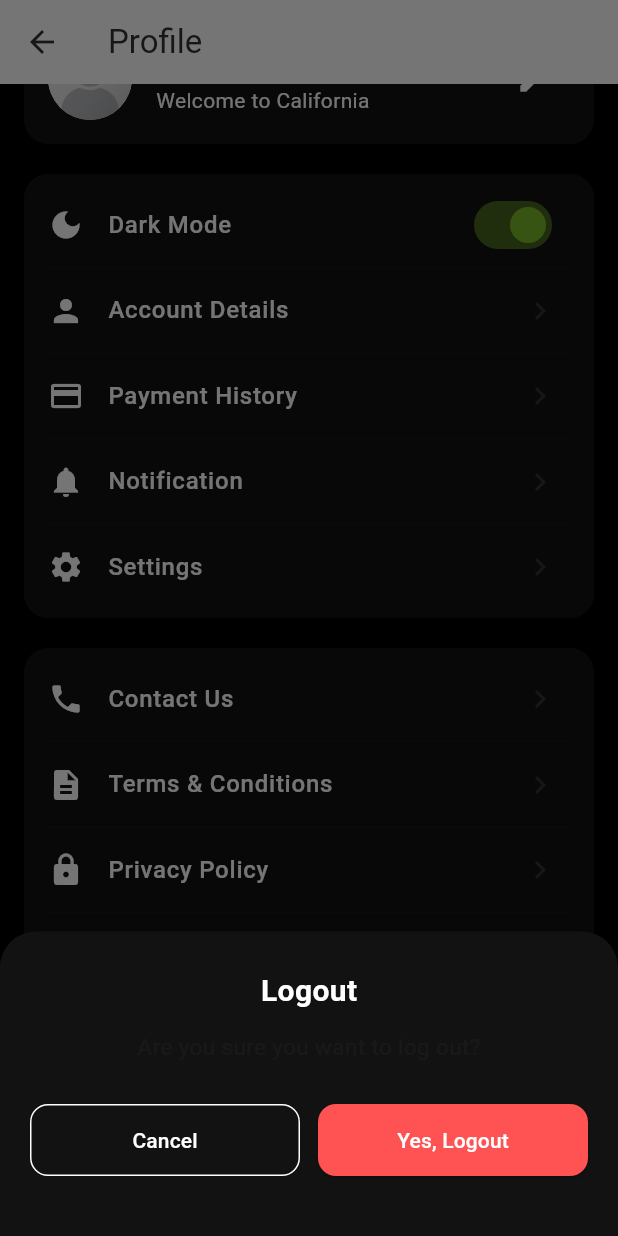
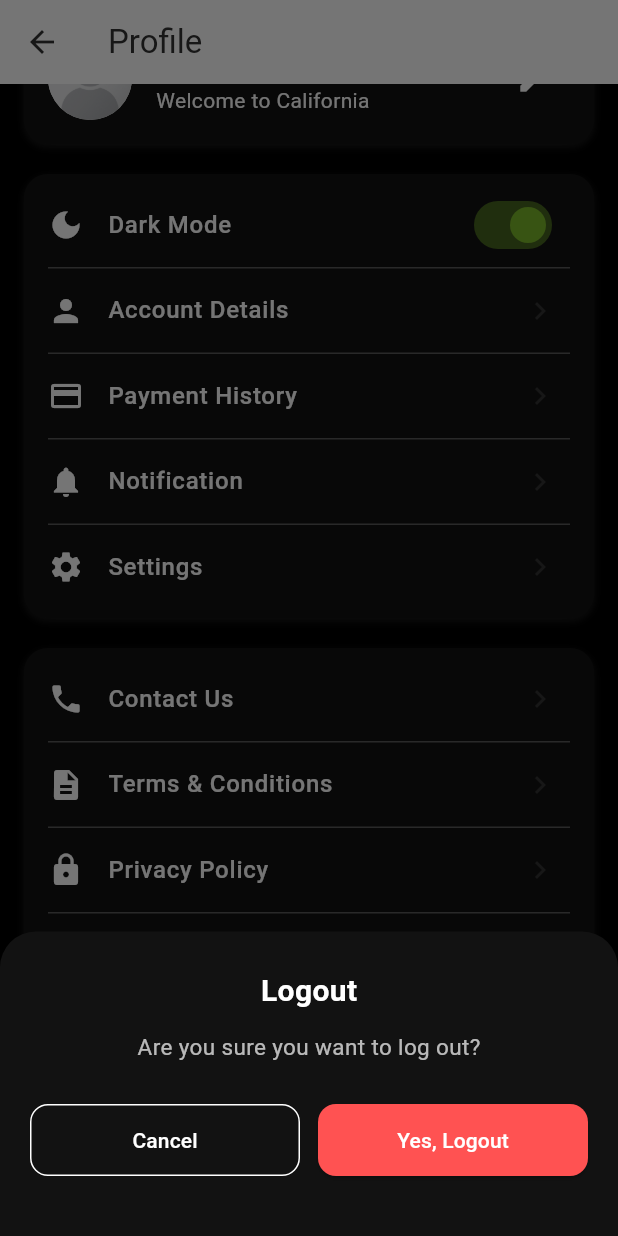
Before and after one commit to SJT-IT/fleetTest, a Flutter app: the ProfilePage screen opened by its route, scrolled down 64 dp, after a tap on "Log Out", on a phone screen of 412 x 824 dp. Run offline on Flutter 3.47's test engine with Material 3 defaults, Android fonts, the light colour scheme and no system bars; our stand-ins replace cloud_firestore, firebase_auth, firebase_core; accounts and stored records are empty; statements that could not run were skipped.

Commit message:
Fixed withAlpha values

```diff
--- a/lib/features/auth/presentation/profile.dart
+++ b/lib/features/auth/presentation/profile.dart
@@ -119,7 +119,7 @@ void showLogoutConfirmation(
               "Are you sure you want to log out?",
               style: TextStyle(
                 fontSize: 15,
-                color: colorScheme.onSurface.withAlpha(7),
+                color: colorScheme.onSurface.withAlpha(180),
               ),
             ),
             const SizedBox(height: 28),
@@ -326,7 +326,7 @@ BoxDecoration _cardStyle(BuildContext context) {
     borderRadius: BorderRadius.circular(16),
     boxShadow: [
       BoxShadow(
-        color: colorScheme.onSurface.withAlpha(1),
+        color: colorScheme.onSurface.withAlpha(26),
         offset: const Offset(0, 2),
         blurRadius: 4,
       ),
@@ -353,6 +353,6 @@ Widget _divider(ColorScheme colorScheme) {
     height: 1,
     indent: 16,
     endIndent: 16,
-    color: colorScheme.onSurface.withAlpha(3),
+    color: colorScheme.onSurface.withAlpha(77),
   );
 }
--- a/lib/features/driver/presentation/home_driver_temp.dart
+++ b/lib/features/driver/presentation/home_driver_temp.dart
@@ -236,7 +236,7 @@ BoxDecoration _boxStyle(BuildContext context) {
     borderRadius: BorderRadius.circular(12),
     boxShadow: [
       BoxShadow(
-        color: colors.onSurface.withAlpha(1),
+        color: colors.onSurface.withAlpha(26),
         offset: const Offset(0, 2),
         blurRadius: 4,
       ),
--- a/lib/features/superadmin/presentation/home_admin_temp.dart
+++ b/lib/features/superadmin/presentation/home_admin_temp.dart
@@ -330,7 +330,7 @@ Widget _adminTool(
         children: [
           Icon(icon, color: colors.onPrimary, size: 28),
           const SizedBox(height: 8),
-          Text(label, style: TextStyle(color: colors.onPrimary.withAlpha(7))),
+          Text(label, style: TextStyle(color: colors.onPrimary.withAlpha(180))),
         ],
       ),
     ),
```
Also changed, not shown: lib/features/dealer/presentation/home_dealer_temp.dart (+8 -8 lines).
